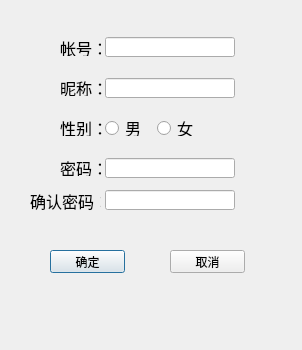
This is login.ui in jjzhang166/NoCoChat as Qt 5 draws it before an edit. The edited form follows.
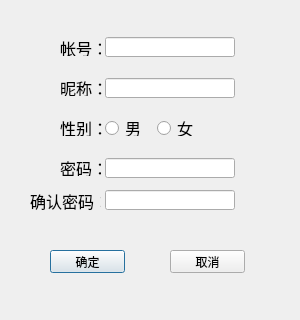
This is the edited form.

The edit to the form file:
```diff
--- a/login.ui
+++ b/login.ui
@@ -6,8 +6,8 @@
    <rect>
     <x>0</x>
     <y>0</y>
-    <width>302</width>
-    <height>350</height>
+    <width>300</width>
+    <height>320</height>
    </rect>
   </property>
   <property name="windowTitle">
```
